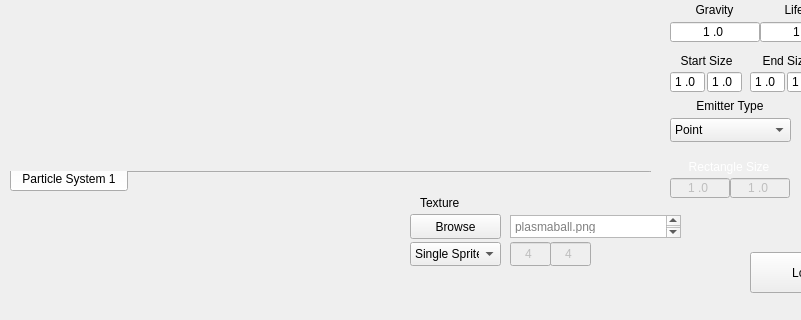
Above: TA_ParticleEditor/TA_ParticleEditor/particleeditor.ui from Stureplan/TA_ParticleEditor before the change; both pictures show x 0 to 801 and y 318 to 638 of the 984 by 638 pixel window. Below: the same form after it.
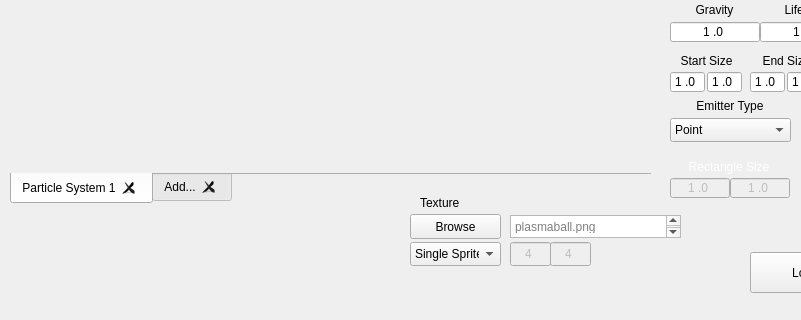
That is the form after the change. Custom widgets are drawn as their Qt base class.

Commit message: Multiple Particle Systems UI setup (Just UI for now)

The edit to the form file:
```diff
--- a/TA_ParticleEditor/TA_ParticleEditor/particleeditor.ui
+++ b/TA_ParticleEditor/TA_ParticleEditor/particleeditor.ui
@@ -981,11 +981,14 @@
     <property name="geometry">
      <rect>
       <x>10</x>
-      <y>489</y>
+      <y>491</y>
       <width>641</width>
-      <height>21</height>
+      <height>31</height>
      </rect>
     </property>
+    <property name="layoutDirection">
+     <enum>Qt::LeftToRight</enum>
+    </property>
     <property name="tabPosition">
      <enum>QTabWidget::South</enum>
     </property>
@@ -1005,7 +1008,7 @@
      <enum>Qt::ElideNone</enum>
     </property>
     <property name="tabsClosable">
-     <bool>false</bool>
+     <bool>true</bool>
     </property>
     <property name="movable">
      <bool>false</bool>
@@ -1018,6 +1021,11 @@
       <string>Particle System 1</string>
      </attribute>
     </widget>
+    <widget class="QWidget" name="tab_2">
+     <attribute name="title">
+      <string>Add...</string>
+     </attribute>
+    </widget>
    </widget>
   </widget>
  </widget>
```
Left out of the diff: 36 changed lines with no effect on the pictures. The commit also changes 6 other files.
